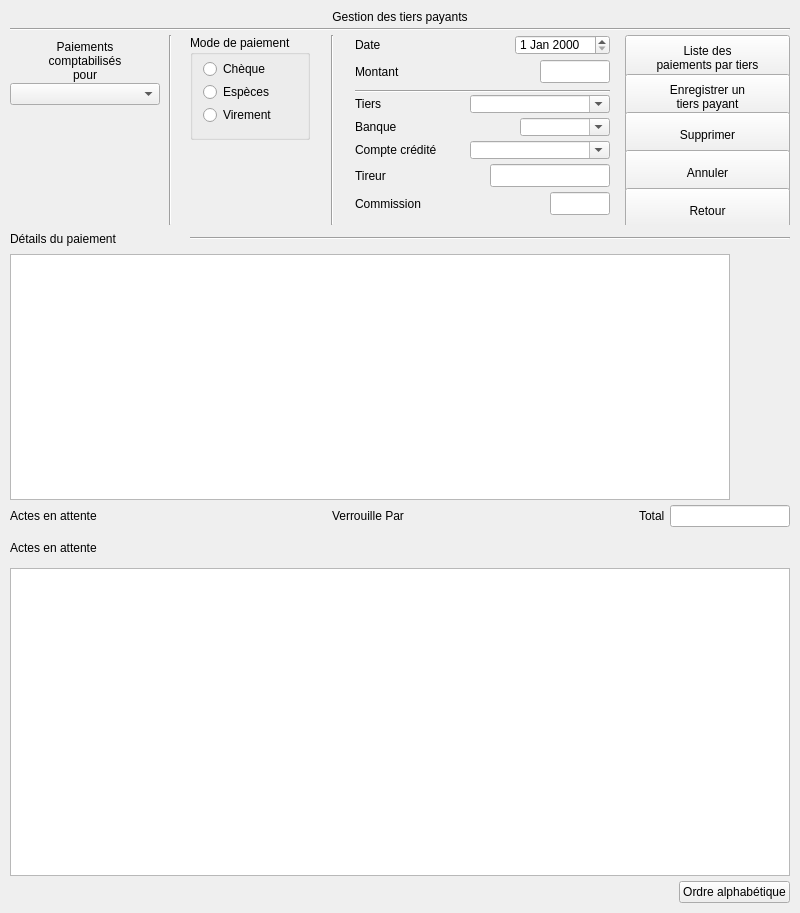
The window that Dialogs/dlg_paiementtiers.ui (ukinoki/Rufus) describes before a commit, drawn with Qt 5.
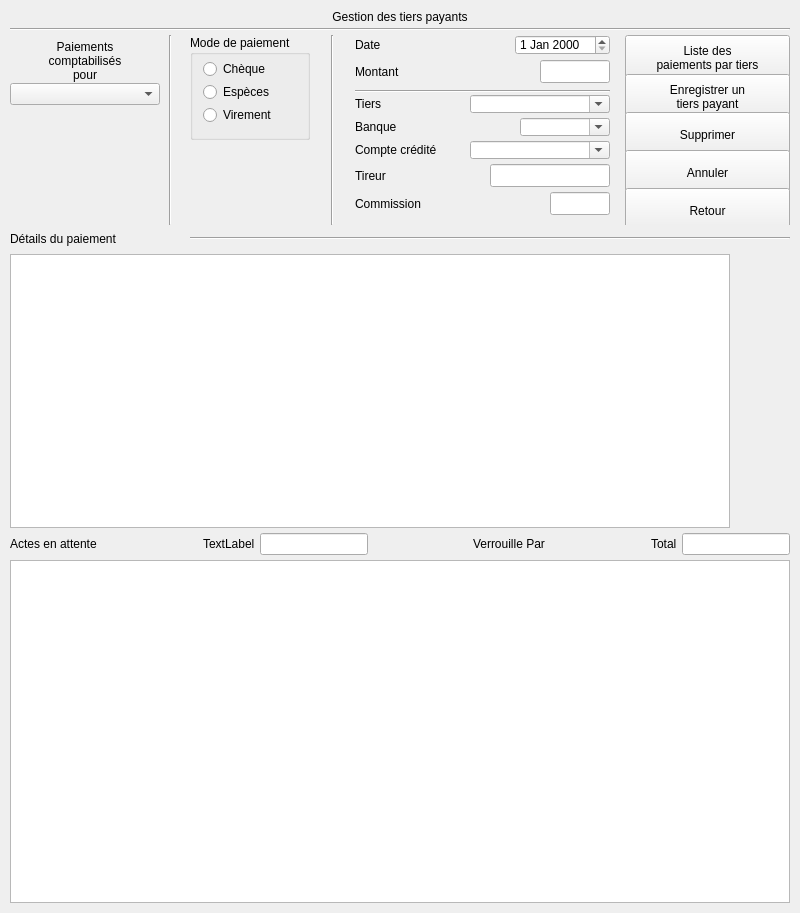
The same window after the commit. Icons and pictures are not drawn. Custom widgets are drawn as their Qt base class.

Diff of the .ui file:
```diff
--- a/Dialogs/dlg_paiementtiers.ui
+++ b/Dialogs/dlg_paiementtiers.ui
@@ -1262,7 +1262,7 @@
      <property name="frameShadow">
       <enum>QFrame::Raised</enum>
      </property>
-     <layout class="QVBoxLayout" name="verticalLayout_5" stretch="1,8,1,1,10,1">
+     <layout class="QVBoxLayout" name="verticalLayout_5" stretch="1,8,1,10">
       <property name="spacing">
        <number>5</number>
       </property>
@@ -1373,6 +1373,29 @@
           </property>
          </widget>
         </item>
+        <item>
+         <spacer name="horizontalSpacer_8">
+          <property name="orientation">
+           <enum>Qt::Horizontal</enum>
+          </property>
+          <property name="sizeHint" stdset="0">
+           <size>
+            <width>40</width>
+            <height>20</height>
+           </size>
+          </property>
+         </spacer>
+        </item>
+        <item>
+         <widget class="QLabel" name="Loupelabel">
+          <property name="text">
+           <string>TextLabel</string>
+          </property>
+         </widget>
+        </item>
+        <item>
+         <widget class="UpLineEdit" name="CherchePatientupLineEdit"/>
+        </item>
         <item>
          <spacer name="horizontalSpacer_12">
           <property name="orientation">
@@ -1431,16 +1454,6 @@
         </item>
        </layout>
       </item>
-      <item>
-       <widget class="QLabel" name="ActesEnAttentelabel_2">
-        <property name="focusPolicy">
-         <enum>Qt::NoFocus</enum>
-        </property>
-        <property name="text">
-         <string>Actes en attente</string>
-        </property>
-       </widget>
-      </item>
       <item>
        <widget class="UpTableWidget" name="ListeupTableWidget">
         <property name="minimumSize">
@@ -1499,46 +1512,6 @@
         </attribute>
        </widget>
       </item>
-      <item>
-       <layout class="QHBoxLayout" name="horizontalLayout_12">
-        <item>
-         <spacer name="horizontalSpacer_8">
-          <property name="orientation">
-           <enum>Qt::Horizontal</enum>
-          </property>
-          <property name="sizeHint" stdset="0">
-           <size>
-            <width>40</width>
-            <height>20</height>
-           </size>
-          </property>
-         </spacer>
-        </item>
-        <item>
-         <widget class="UpPushButton" name="OrdreupPushButton">
-          <property name="focusPolicy">
-           <enum>Qt::NoFocus</enum>
-          </property>
-          <property name="text">
-           <string>Ordre alphabétique</string>
-          </property>
-          <property name="icon">
-           <iconset resource="../assets/Images/images.qrc">
-            <normaloff>:/tri.png</normaloff>:/tri.png</iconset>
-          </property>
-          <property name="iconSize">
-           <size>
-            <width>20</width>
-            <height>20</height>
-           </size>
-          </property>
-          <property name="autoDefault">
-           <bool>false</bool>
-          </property>
-         </widget>
-        </item>
-       </layout>
-      </item>
      </layout>
     </widget>
    </item>
@@ -1555,6 +1528,11 @@
    <extends>QTableWidget</extends>
    <header>uptablewidget.h</header>
   </customwidget>
+  <customwidget>
+   <class>UpLineEdit</class>
+   <extends>QLineEdit</extends>
+   <header>uplineedit.h</header>
+  </customwidget>
  </customwidgets>
  <tabstops>
   <tabstop>UserscomboBox</tabstop>
```
